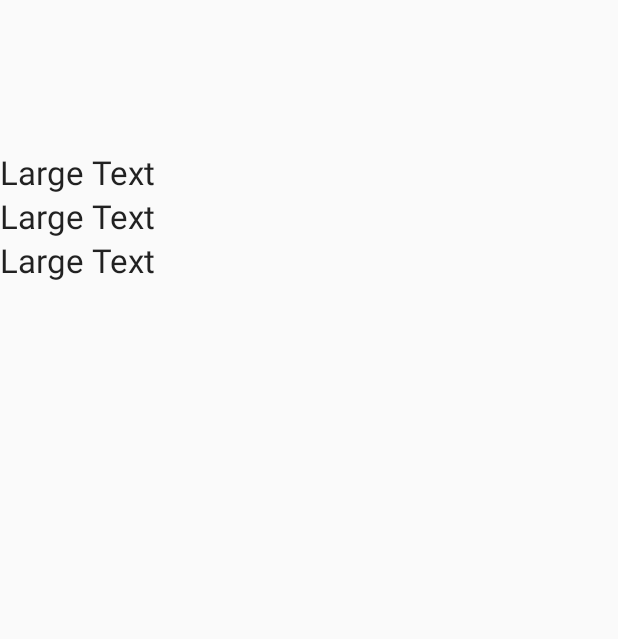
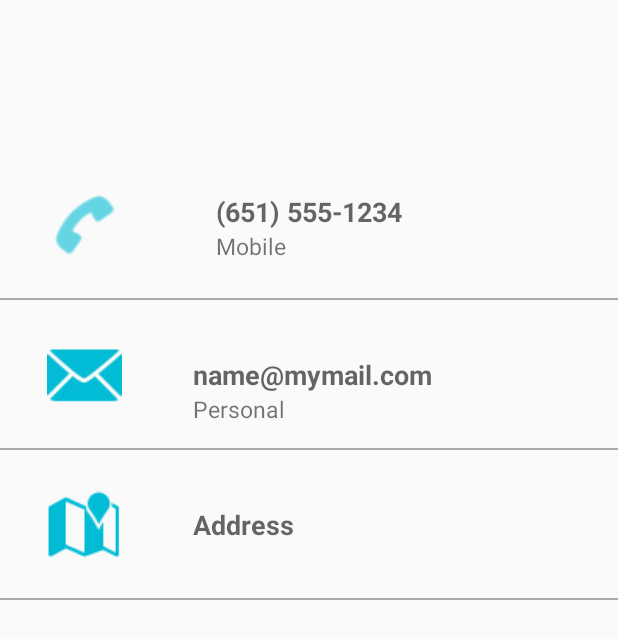
Before and after one commit to Brian-Kaplan/CleverRent, an Android app: the layout contact_page.xml on its own in the app's theme, with its tools: preview values and no code run, on a phone screen of 412 x 824 dp. Shown: the top 639 px of the screen. Run offline under Robolectric (Android 15) with nearby library versions, the phone set to English and light mode, and no system bars.

Commit message:
finished contact page

```diff
--- a/app/src/main/java/com/example/brian/cleverrent/MainActivity.java
+++ b/app/src/main/java/com/example/brian/cleverrent/MainActivity.java
@@ -143,6 +143,10 @@ public class MainActivity extends AppCompatActivity
 
         } else if (id == R.id.nav_contact) {
 
+            RelativeLayout contentView = (RelativeLayout)findViewById(R.id.content_view);
+            View child = getLayoutInflater().inflate(R.layout.contact_page, null);
+            contentView.removeAllViews();
+            contentView.addView(child);
         }
 
         NavigationView navigationView = (NavigationView) findViewById(R.id.nav_view);
--- a/app/src/main/res/layout/contact_page.xml
+++ b/app/src/main/res/layout/contact_page.xml
@@ -1,44 +1,145 @@
 <?xml version="1.0" encoding="utf-8"?>
-<TableLayout xmlns:android="http://schemas.android.com/apk/res/android"
-    android:layout_width="match_parent"
+<LinearLayout xmlns:android="http://schemas.android.com/apk/res/android"
+    android:orientation="vertical" android:layout_width="match_parent"
     android:layout_height="match_parent"
-    android:outlineProvider="bounds"
     android:paddingTop="100dp">
 
-    <TableRow
+    <RelativeLayout
         android:layout_width="match_parent"
-        android:layout_height="match_parent">
+        android:layout_height="100dp">
+
+        <ImageView
+            android:layout_width="50dp"
+            android:layout_height="50dp"
+            android:id="@+id/contact_phone_icon"
+            android:background="@android:drawable/ic_menu_call"
+            android:backgroundTint="#01bcd4"
+            android:layout_marginLeft="31dp"
+            android:layout_marginStart="31dp"
+            android:layout_centerVertical="true"
+            android:layout_alignParentLeft="true"
+            android:layout_alignParentStart="true" />
 
         <TextView
             android:layout_width="wrap_content"
             android:layout_height="wrap_content"
-            android:textAppearance="?android:attr/textAppearanceLarge"
-            android:text="Large Text"
-            android:id="@+id/textView4" />
-    </TableRow>
-
-    <TableRow
-        android:layout_width="match_parent"
-        android:layout_height="match_parent">
+            android:textAppearance="?android:attr/textAppearanceMedium"
+            android:text="(651) 555-1234"
+            android:id="@+id/contact_number"
+            android:textStyle="bold"
+            android:layout_above="@+id/contact_label1"
+            android:layout_centerHorizontal="true" />
 
         <TextView
             android:layout_width="wrap_content"
             android:layout_height="wrap_content"
-            android:textAppearance="?android:attr/textAppearanceLarge"
-            android:text="Large Text"
-            android:id="@+id/textView5" />
-    </TableRow>
+            android:textAppearance="?android:attr/textAppearanceSmall"
+            android:text="Mobile"
+            android:id="@+id/contact_label1"
+            android:textSize="15dp"
+            android:layout_alignBottom="@+id/contact_phone_icon"
+            android:layout_alignLeft="@+id/contact_number"
+            android:layout_alignStart="@+id/contact_number" />
 
-    <TableRow
+        <View
+            android:layout_width="match_parent"
+            android:layout_height="1dp"
+            android:background="@android:color/darker_gray"
+            android:paddingTop="100dp"
+            android:layout_alignParentBottom="true"
+            android:layout_alignParentLeft="true"
+            android:layout_alignParentStart="true" />
+    </RelativeLayout>
+
+    <RelativeLayout
         android:layout_width="match_parent"
-        android:layout_height="match_parent">
+        android:layout_height="100dp">
+
+        <ImageView
+            android:layout_width="50dp"
+            android:layout_height="50dp"
+            android:id="@+id/contact_mail_icon"
+            android:background="@android:drawable/ic_dialog_email"
+            android:backgroundTint="#01bcd4"
+            android:layout_marginLeft="31dp"
+            android:layout_marginStart="31dp"
+            android:layout_centerVertical="true"
+            android:layout_alignParentLeft="true"
+            android:layout_alignParentStart="true" />
 
         <TextView
             android:layout_width="wrap_content"
             android:layout_height="wrap_content"
-            android:textAppearance="?android:attr/textAppearanceLarge"
-            android:text="Large Text"
-            android:id="@+id/textView6" />
-    </TableRow>
+            android:textAppearance="?android:attr/textAppearanceMedium"
+            android:text="name@mymail.com"
+            android:id="@+id/contact_email"
+            android:textStyle="bold"
+            android:layout_marginLeft="47dp"
+            android:layout_marginStart="47dp"
+            android:layout_centerVertical="true"
+            android:layout_toRightOf="@+id/contact_mail_icon"
+            android:layout_toEndOf="@+id/contact_mail_icon" />
 
-</TableLayout>
+        <TextView
+            android:layout_width="wrap_content"
+            android:layout_height="wrap_content"
+            android:textAppearance="?android:attr/textAppearanceSmall"
+            android:text="Personal"
+            android:id="@+id/contact_label2"
+            android:textSize="15dp"
+            android:layout_below="@+id/contact_email"
+            android:layout_alignLeft="@+id/contact_email"
+            android:layout_alignStart="@+id/contact_email" />
+
+        <View
+            android:layout_width="match_parent"
+            android:layout_height="1dp"
+            android:background="@android:color/darker_gray"
+            android:paddingTop="100dp"
+            android:layout_alignParentBottom="true"
+            android:layout_alignParentLeft="true"
+            android:layout_alignParentStart="true" />
+    </RelativeLayout>
+
+    <RelativeLayout
+        android:layout_width="match_parent"
+        android:layout_height="100dp">
+
+        <ImageView
+            android:layout_width="50dp"
+            android:layout_height="50dp"
+            android:id="@+id/contact_map_icon"
+            android:background="@android:drawable/ic_dialog_map"
+            android:backgroundTint="#01bcd4"
+            android:layout_marginLeft="31dp"
+            android:layout_marginStart="31dp"
+            android:layout_centerVertical="true"
+            android:layout_alignParentLeft="true"
+            android:layout_alignParentStart="true" />
+
+        <TextView
+            android:layout_width="wrap_content"
+            android:layout_height="wrap_content"
+            android:textAppearance="?android:attr/textAppearanceMedium"
+            android:text="Address"
+            android:id="@+id/contact_address"
+            android:textStyle="bold"
+            android:layout_centerVertical="true"
+            android:layout_toRightOf="@+id/contact_map_icon"
+            android:layout_toEndOf="@+id/contact_map_icon"
+            android:layout_marginLeft="47dp"
+            android:layout_marginStart="47dp" />
+
+
+        <View
+            android:layout_width="match_parent"
+            android:layout_height="1dp"
+            android:background="@android:color/darker_gray"
+            android:paddingTop="100dp"
+            android:layout_alignParentBottom="true"
+            android:layout_alignParentLeft="true"
+            android:layout_alignParentStart="true" />
+
+    </RelativeLayout>
+
+</LinearLayout>
```
